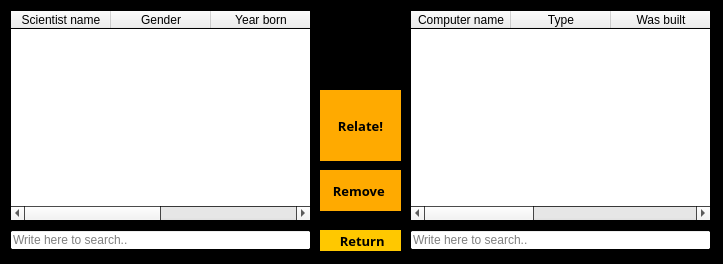
Before: the Qt Designer form relationwindow.ui in stefanv15/verklegtNamskeid_skil3, drawn with Qt 5.
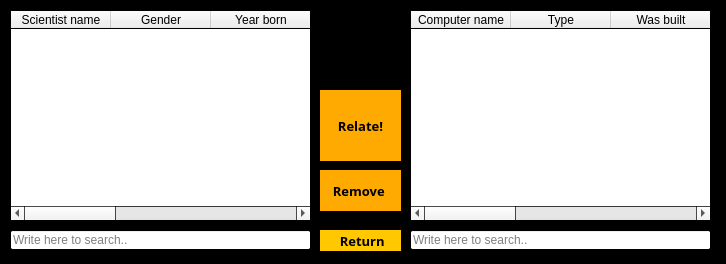
After: the same form once the commit is applied.

```diff
--- a/relationwindow.ui
+++ b/relationwindow.ui
@@ -6,7 +6,7 @@
    <rect>
     <x>0</x>
     <y>0</y>
-    <width>723</width>
+    <width>726</width>
     <height>264</height>
    </rect>
   </property>
@@ -86,6 +86,9 @@
      <height>211</height>
     </rect>
    </property>
+   <property name="columnCount">
+    <number>6</number>
+   </property>
    <column>
     <property name="text">
      <string>Computer name</string>
@@ -111,6 +114,7 @@
      <string>ID</string>
     </property>
    </column>
+   <column/>
   </widget>
   <widget class="QLineEdit" name="search_relation_searchScientist">
    <property name="geometry">
@@ -147,6 +151,9 @@
      <height>211</height>
     </rect>
    </property>
+   <property name="columnCount">
+    <number>6</number>
+   </property>
    <column>
     <property name="text">
      <string>Scientist name</string>
@@ -167,6 +174,8 @@
      <string>Year died</string>
     </property>
    </column>
+   <column/>
+   <column/>
   </widget>
   <widget class="QPushButton" name="button_relation_relate">
    <property name="enabled">
```
